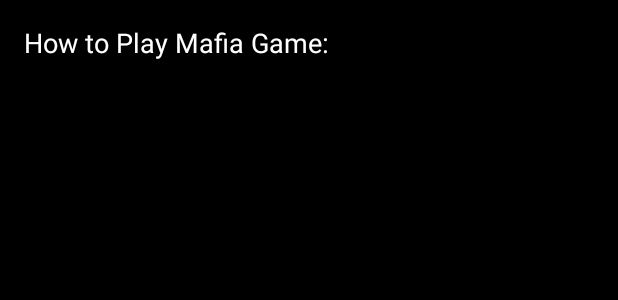
After one commit to soorinpark/mafiagame, an Android app: the layout activity_howtoplaypage.xml on its own in the app's theme, with its tools: preview values and no code run, on a phone screen of 412 x 824 dp. The commit adds this screen. Shown: the top 300 px of the screen. Run offline under Robolectric (Android 15) with nearby library versions, the phone set to English and light mode, and no system bars.

Commit message:
made how to work

```diff
--- a/app/src/main/AndroidManifest.xml
+++ b/app/src/main/AndroidManifest.xml
@@ -21,6 +21,10 @@
             android:name=".aboutpage"
             android:label="@string/title_activity_aboutpage">
         </activity>
+        <activity
+            android:name=".howtoplaypage"
+            android:label="@string/title_activity_howtoplaypage">
+        </activity>
     </application>
 
 </manifest>
--- a/app/src/main/java/com/mafiagame/csci3308/mafiagame/MainActivity.java
+++ b/app/src/main/java/com/mafiagame/csci3308/mafiagame/MainActivity.java
@@ -41,4 +41,9 @@ public class MainActivity extends ActionBarActivity {
         Intent viewAboutPage = new Intent(this, aboutpage.class);
         startActivity(viewAboutPage);
     }
+
+    public void goHowTo(View view) {
+        Intent viewHowTo = new Intent(this, howtoplaypage.class);
+        startActivity(viewHowTo);
+    }
 }
--- /dev/null
+++ b/app/src/main/res/layout/activity_howtoplaypage.xml
@@ -0,0 +1,25 @@
+<?xml version="1.0" encoding="utf-8"?>
+<LinearLayout xmlns:android="http://schemas.android.com/apk/res/android"
+    xmlns:tools="http://schemas.android.com/tools"
+    android:layout_width="match_parent"
+    android:layout_height="match_parent"
+    android:paddingBottom="@dimen/activity_vertical_margin"
+    android:paddingLeft="@dimen/activity_horizontal_margin"
+    android:paddingRight="@dimen/activity_horizontal_margin"
+    android:paddingTop="@dimen/activity_vertical_margin"
+    tools:context="com.mafiagame.csci3308.mafiagame.aboutpage"
+    android:background="@color/primary_dark_material_dark">
+
+    <TextView
+        android:layout_width="wrap_content"
+        android:layout_height="wrap_content"
+        android:textAppearance="?android:attr/textAppearanceMedium"
+        android:text="How to Play Mafia Game:"
+        android:textColor="@color/abc_primary_text_disable_only_material_dark"
+        android:id="@+id/textView2"
+        android:layout_alignParentTop="true"
+        android:layout_alignParentLeft="true"
+        android:layout_alignParentStart="true"
+
+        />
+    </LinearLayout>
--- a/app/src/main/res/layout/activity_main.xml
+++ b/app/src/main/res/layout/activity_main.xml
@@ -45,7 +45,8 @@
         android:id="@+id/button3"
         android:layout_centerHorizontal="true"
         android:layout_below="@+id/button3"
-        android:layout_row="4"/>
+        android:layout_row="4"
+        android:onClick="goHowTo"/>
 
     <Button
         android:layout_width="wrap_content"
--- a/app/src/main/res/values/strings.xml
+++ b/app/src/main/res/values/strings.xml
@@ -2,4 +2,5 @@
     <string name="app_name">Mafia Game</string>
     <string name="action_settings">Settings</string>
     <string name="title_activity_aboutpage">About the Game</string>
+    <string name="title_activity_howtoplaypage">How to</string>
 </resources>
```
Also changed, not shown: app/src/main/java/com/mafiagame/csci3308/mafiagame/howToPlayPage.java (added, +13 -0 lines).
